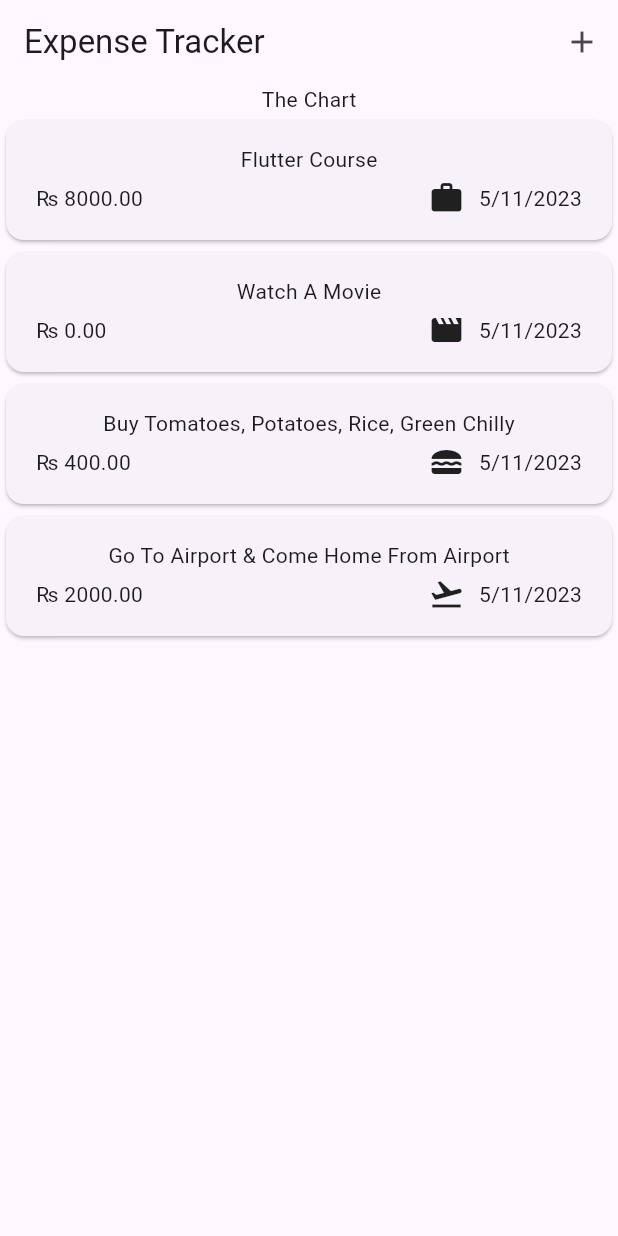
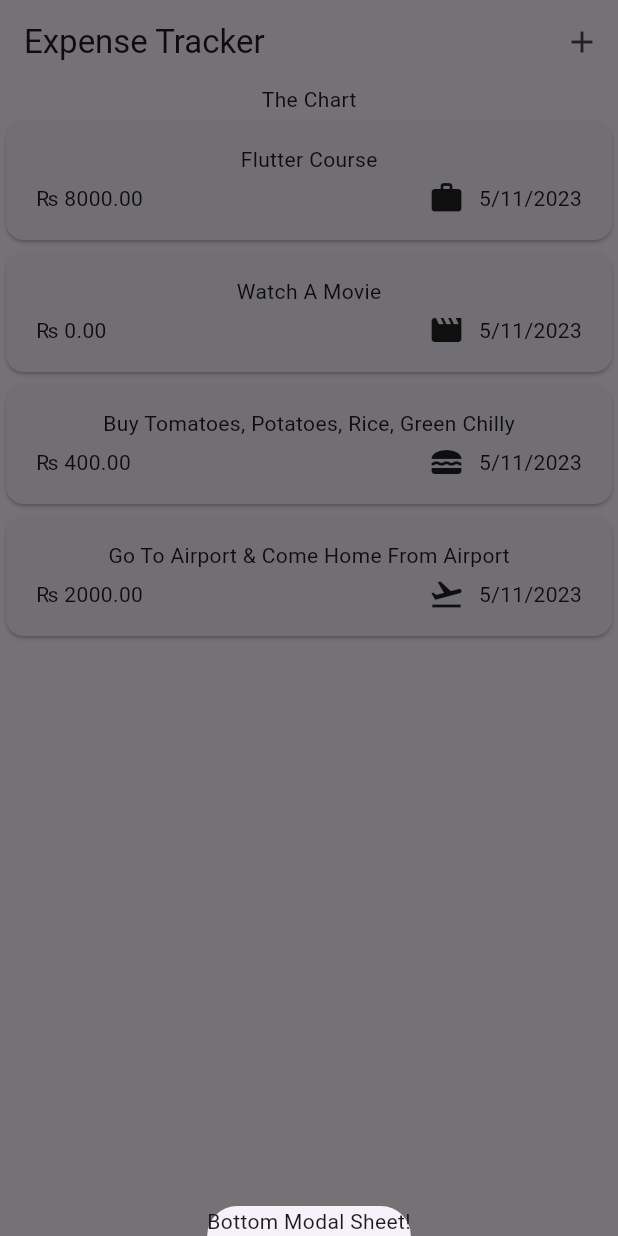
Before and after one commit to underflow3d/Expense-Tracker, a Flutter app: the screen it shows after launch, after a tap on the "add" icon, on a phone screen of 412 x 824 dp. Run offline on Flutter 3.47's test engine with Material 2 defaults, Android fonts, the phone set to English and light mode, and no system bars.

Commit message:
Added Bottom Modal Sheet

```diff
--- a/lib/widgets/expenses.dart
+++ b/lib/widgets/expenses.dart
@@ -36,7 +36,11 @@ class _ExpensesState extends State<Expenses> {
   ];
 
   void _openAddExpenseOverlay() {
-    // Code
+    showModalBottomSheet(
+        context: context,
+        builder: (ctx) {
+          return Text("Bottom Modal Sheet!");
+        });
   }
 
   @override
```
